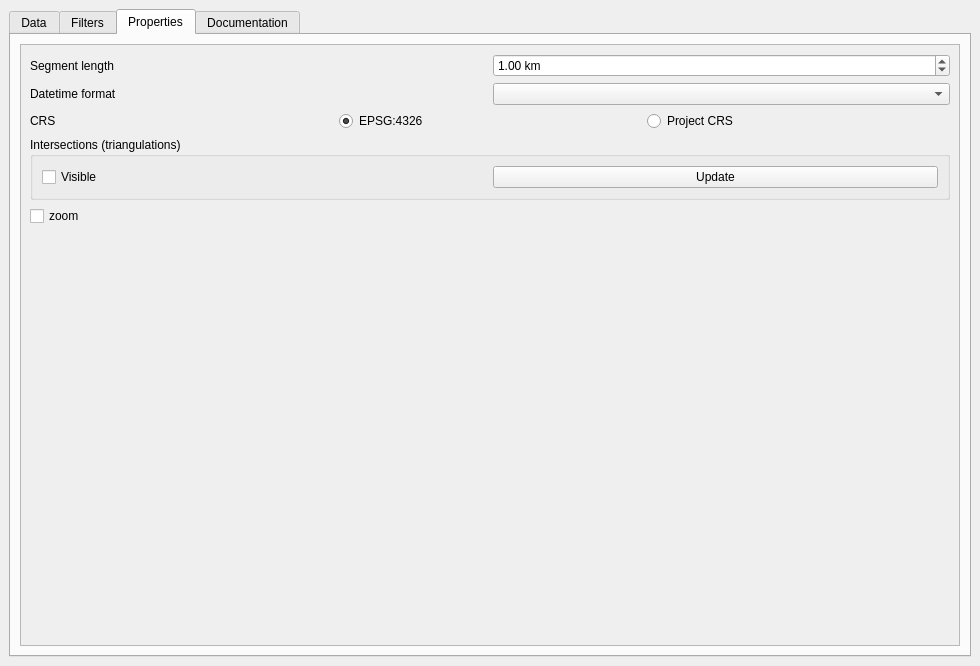
Qt form radiotrack_dockwidget_base.ui (lccanon/Radiotrack) before a commit.
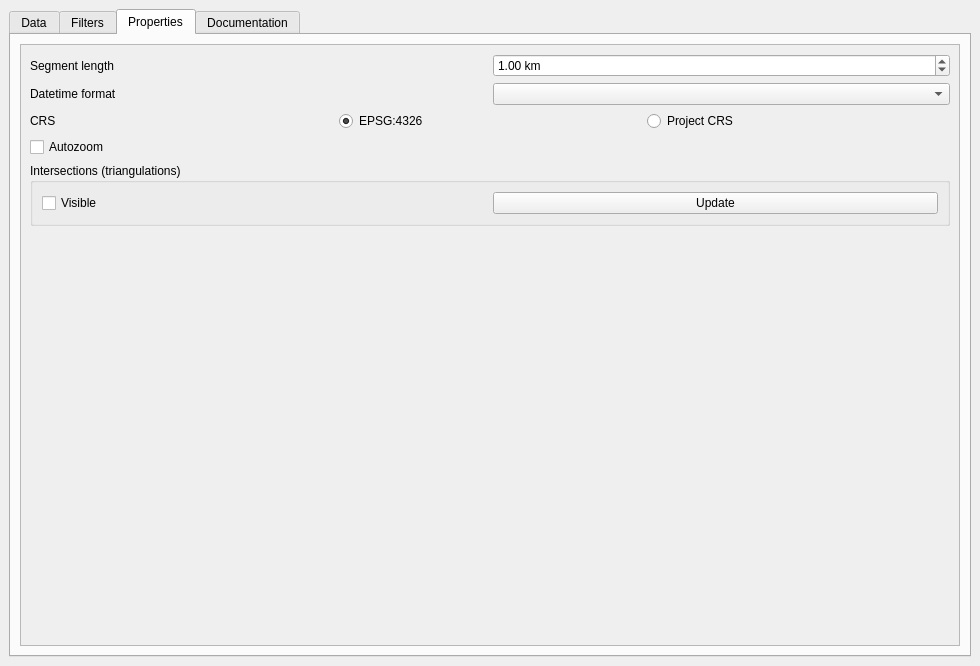
The same form after that commit. The open tabs and pages were chosen to show the change. Custom widgets are drawn as their Qt base class.

Commit message: modif bouton zoom

Diff of the .ui file:
```diff
--- a/radiotrack_dockwidget_base.ui
+++ b/radiotrack_dockwidget_base.ui
@@ -425,6 +425,13 @@
               </item>
              </layout>
             </item>
+            <item>
+             <widget class="QCheckBox" name="zoom">
+              <property name="text">
+               <string>Autozoom</string>
+              </property>
+             </widget>
+            </item>
             <item>
              <widget class="QGroupBox" name="groupBox_4">
               <property name="title">
@@ -451,13 +458,6 @@
               </layout>
              </widget>
             </item>
-            <item>
-             <widget class="QCheckBox" name="zoom">
-              <property name="text">
-               <string>zoom</string>
-              </property>
-             </widget>
-            </item>
             <item>
              <spacer name="verticalSpacer_3">
               <property name="orientation">
```
